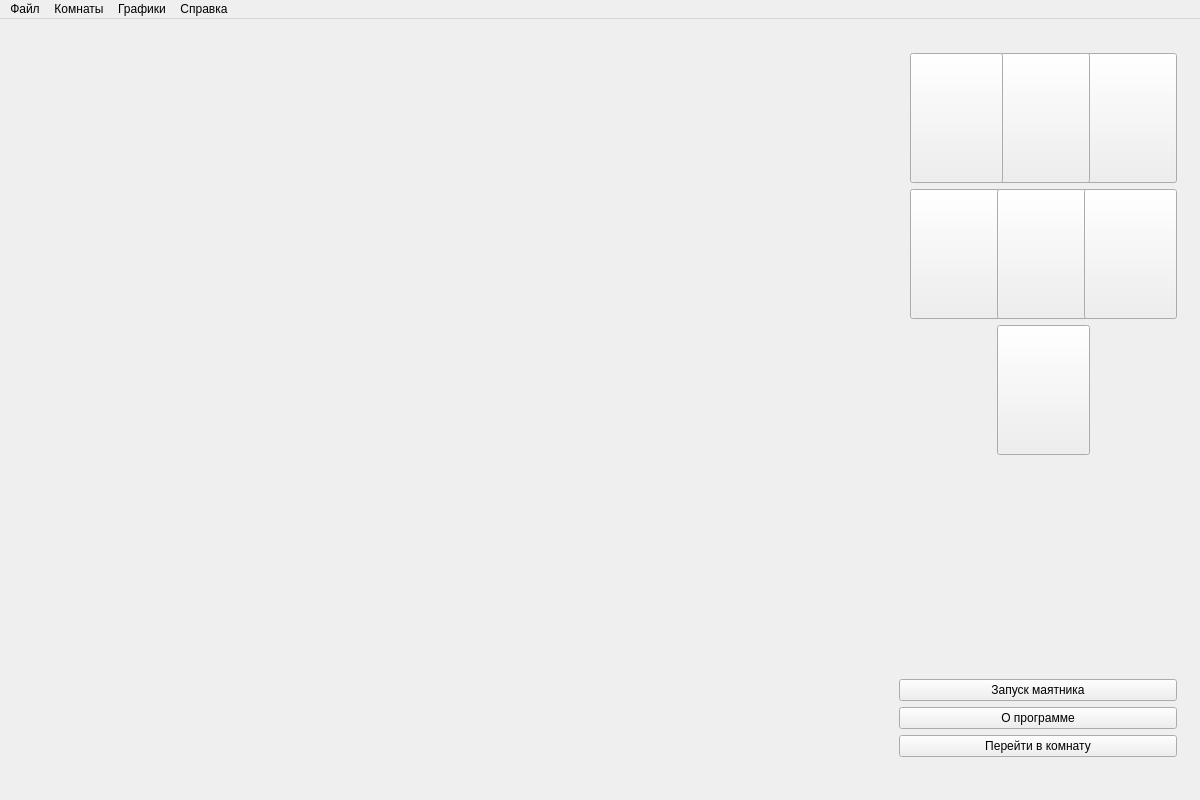
Old version of the form physicsBreak3.0/mainwindow.ui in the repository GitHubEngine/Physics.
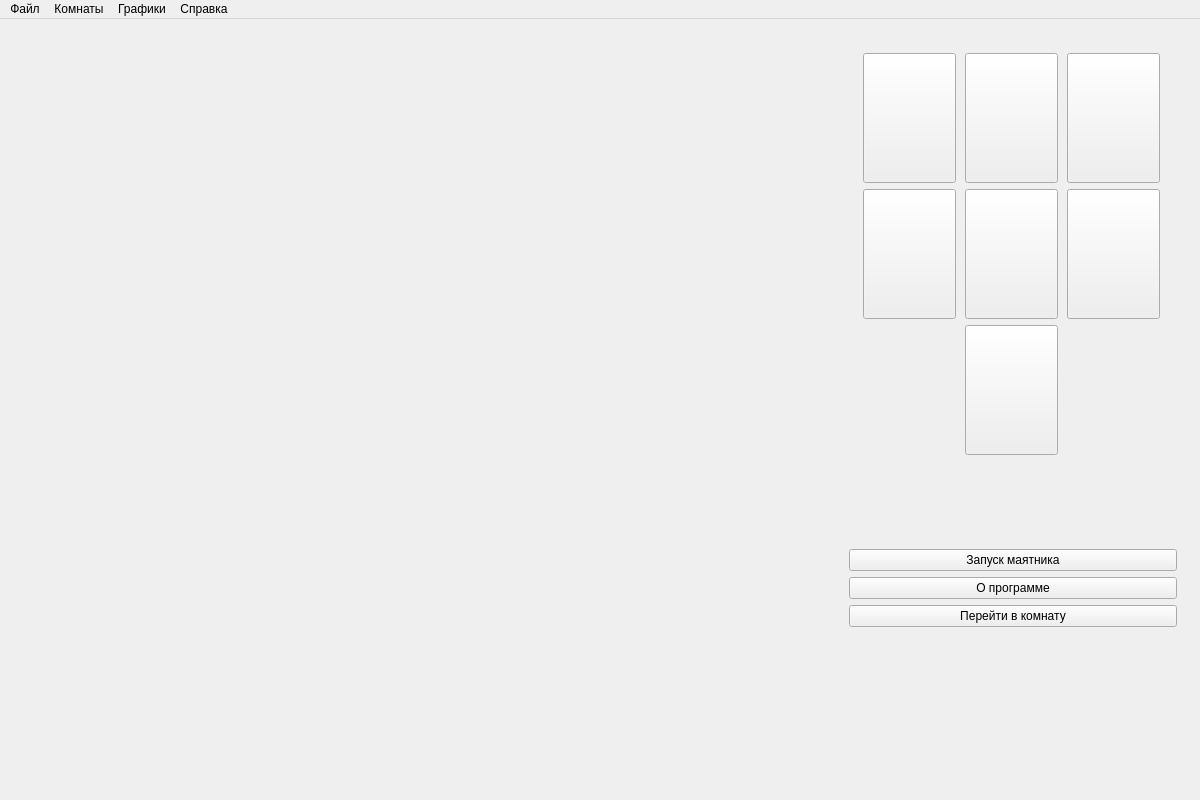
New version of the form. Icons and pictures are not drawn.

What changed in the file:
```diff
--- a/physicsBreak3.0/mainwindow.ui
+++ b/physicsBreak3.0/mainwindow.ui
@@ -62,13 +62,19 @@
          </property>
          <property name="maximumSize">
           <size>
-           <width>300</width>
+           <width>350</width>
            <height>16777215</height>
           </size>
          </property>
          <layout class="QVBoxLayout" name="verticalLayout">
           <item>
            <widget class="QWidget" name="numbers" native="true">
+            <property name="minimumSize">
+             <size>
+              <width>0</width>
+              <height>0</height>
+             </size>
+            </property>
             <layout class="QGridLayout" name="gridLayout_2">
              <item row="1" column="4">
               <widget class="QPushButton" name="room3">
@@ -290,13 +296,25 @@
            </widget>
           </item>
           <item>
+           <widget class="QWidget" name="widget" native="true">
+            <layout class="QGridLayout" name="gridLayout_3">
+             <item row="0" column="0">
            <widget class="QLabel" name="Nstu">
+               <property name="minimumSize">
+                <size>
+                 <width>300</width>
+                 <height>122</height>
+                </size>
+               </property>
             <property name="maximumSize">
              <size>
-              <width>16777215</width>
-              <height>120</height>
-             </size>
-            </property>
+                 <width>300</width>
+                 <height>122</height>
+                </size>
+               </property>
+               <property name="autoFillBackground">
+                <bool>false</bool>
+               </property>
             <property name="text">
              <string/>
             </property>
@@ -315,6 +333,9 @@
             <property name="wordWrap">
              <bool>false</bool>
             </property>
+              </widget>
+             </item>
+            </layout>
            </widget>
           </item>
          </layout>
```
Left out of the diff: 152 changed lines with no effect on the pictures. Lines whose indentation alone changed are shown as unchanged.
